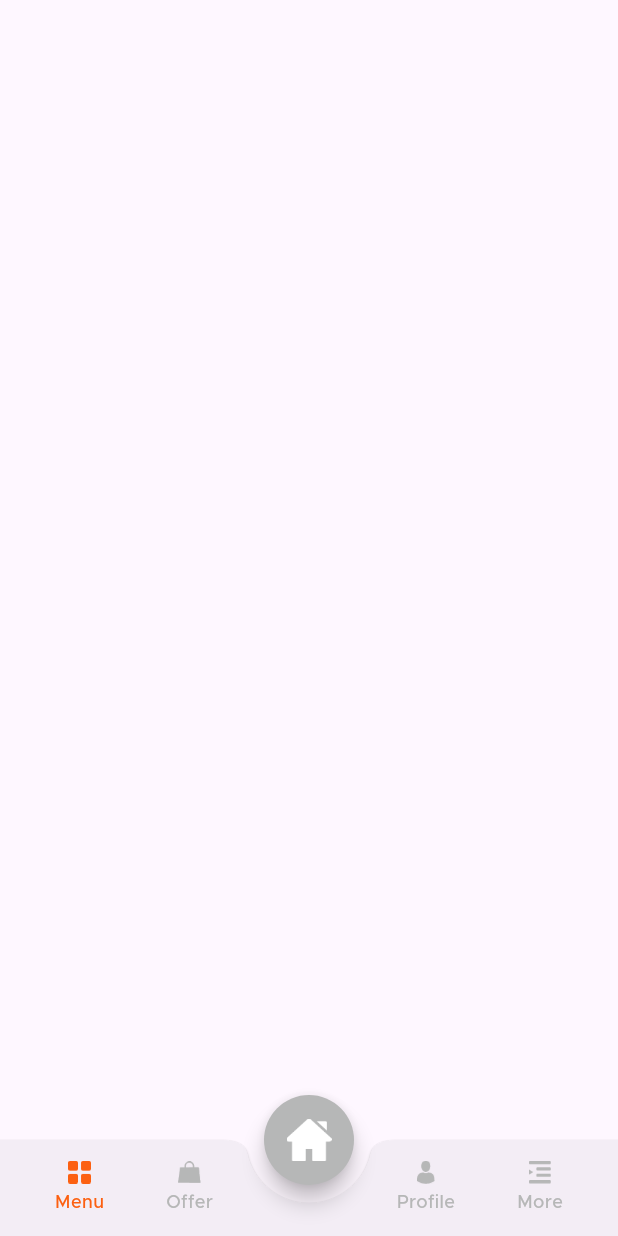
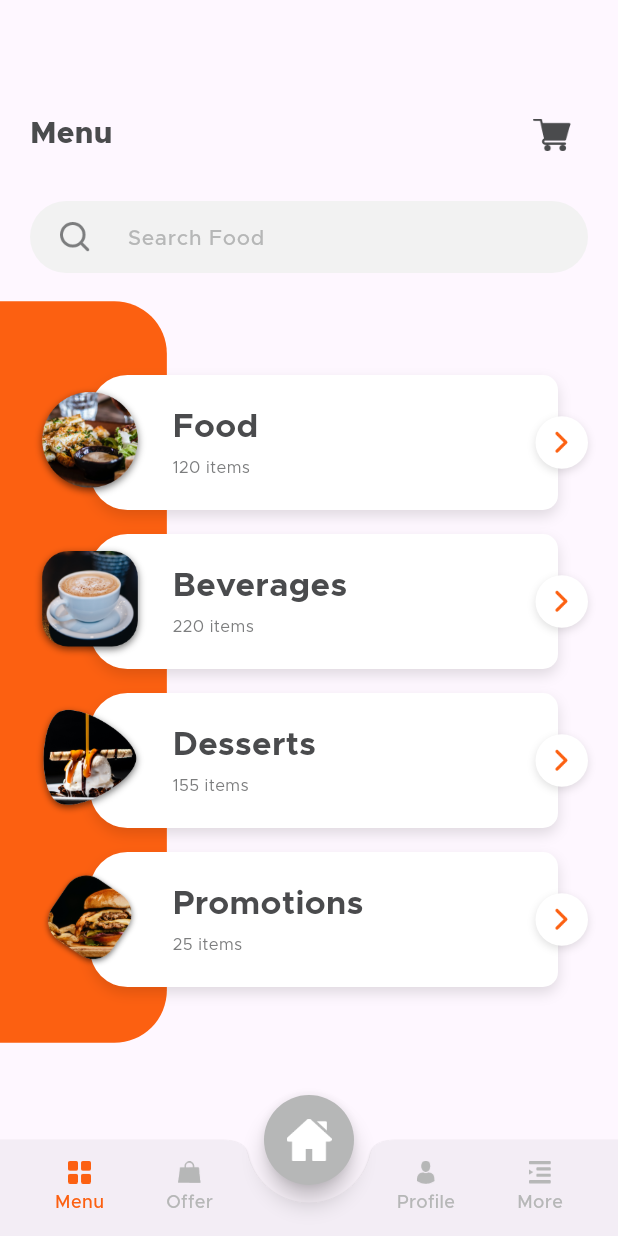
Before and after one commit to Suwas52/Food-Delivery-App-Frontend-UI-, a Flutter app: the screen it shows after launch, scrolled down 576 dp, after a tap on "Menu", on a phone screen of 412 x 824 dp. Run offline on Flutter 3.47's test engine with Material 3 defaults, Android fonts, the phone set to English and light mode, and no system bars; missing offline and left inert: otp_pin_field.

Commit message:
complete Menu Tab UI & Menu Items List

```diff
--- a/lib/main.dart
+++ b/lib/main.dart
@@ -1,6 +1,5 @@
 import 'package:flutter/material.dart';
 import 'package:frontend_ui/view/main_tabview/main_tabview.dart';
-import 'package:frontend_ui/view/on_boarding/startup_view.dart';
 
 void main() {
   runApp(const MyApp());
--- a/lib/view/main_tabview/main_tabview.dart
+++ b/lib/view/main_tabview/main_tabview.dart
@@ -2,6 +2,7 @@ import 'package:flutter/material.dart';
 import 'package:frontend_ui/common/color_extension.dart';
 import 'package:frontend_ui/common_widget/tab_button.dart';
 import 'package:frontend_ui/view/home/home_view.dart';
+import 'package:frontend_ui/view/menu/menu_view.dart';
 
 class MainTabView extends StatefulWidget {
   const MainTabView({super.key});
@@ -62,14 +63,13 @@ class _MainTabViewState extends State<MainTabView> {
                     onTap: () {
                       if (selectTab != 0) {
                         selectTab = 0;
-                        selectPageView = Container();
+                        selectPageView = const MenuView();
                       }
                       if (mounted) {
                         setState(() {});
                       }
                     },
                     isSelected: selectTab == 0),
-
                 TabButton(
                     title: "Offer",
                     icon: "assets/img/tab_offer.png",
@@ -83,9 +83,10 @@ class _MainTabViewState extends State<MainTabView> {
                       }
                     },
                     isSelected: selectTab == 1),
-
-                const SizedBox(width: 40, height: 40,),
-
+                const SizedBox(
+                  width: 40,
+                  height: 40,
+                ),
                 TabButton(
                     title: "Profile",
                     icon: "assets/img/tab_profile.png",
@@ -99,7 +100,6 @@ class _MainTabViewState extends State<MainTabView> {
                       }
                     },
                     isSelected: selectTab == 3),
-
                 TabButton(
                     title: "More",
                     icon: "assets/img/tab_more.png",
@@ -113,7 +113,6 @@ class _MainTabViewState extends State<MainTabView> {
                       }
                     },
                     isSelected: selectTab == 4),
-
               ],
             ),
           ),
--- /dev/null
+++ b/lib/view/menu/menu_view.dart
@@ -0,0 +1,222 @@
+import 'package:flutter/material.dart';
+
+import '../../common/color_extension.dart';
+import '../../common_widget/round_textfield.dart';
+import 'menu_items_view.dart';
+
+class MenuView extends StatefulWidget {
+  const MenuView({super.key});
+
+  @override
+  State<MenuView> createState() => _MenuViewState();
+}
+
+class _MenuViewState extends State<MenuView> {
+  List menuArr = [
+    {
+      "name": "Food",
+      "image": "assets/img/menu_1.png",
+      "items_count": "120",
+    },
+    {
+      "name": "Beverages",
+      "image": "assets/img/menu_2.png",
+      "items_count": "220",
+    },
+    {
+      "name": "Desserts",
+      "image": "assets/img/menu_3.png",
+      "items_count": "155",
+    },
+    {
+      "name": "Promotions",
+      "image": "assets/img/menu_4.png",
+      "items_count": "25",
+    },
+  ];
+  TextEditingController txtSearch = TextEditingController();
+
+  @override
+  Widget build(BuildContext context) {
+    var media = MediaQuery.of(context).size;
+    return Scaffold(
+      body: Stack(
+        alignment: Alignment.centerLeft,
+        children: [
+          Container(
+            margin: const EdgeInsets.only(top: 180),
+            width: media.width * 0.27,
+            height: media.height * 0.6,
+            decoration: BoxDecoration(
+              color: TColor.primary,
+              borderRadius: const BorderRadius.only(
+                  topRight: Radius.circular(35),
+                  bottomRight: Radius.circular(35)),
+            ),
+          ),
+          SingleChildScrollView(
+            child: Padding(
+              padding: const EdgeInsets.symmetric(vertical: 20),
+              child: Column(
+                children: [
+                  const SizedBox(
+                    height: 46,
+                  ),
+                  Padding(
+                    padding: const EdgeInsets.symmetric(horizontal: 20),
+                    child: Row(
+                      mainAxisAlignment: MainAxisAlignment.spaceBetween,
+                      children: [
+                        Text(
+                          "Menu",
+                          style: TextStyle(
+                              color: TColor.primaryText,
+                              fontSize: 20,
+                              fontWeight: FontWeight.w800),
+                        ),
+                        IconButton(
+                          onPressed: () {},
+                          icon: Image.asset(
+                            "assets/img/shopping_cart.png",
+                            width: 25,
+                            height: 25,
+                          ),
+                        ),
+                      ],
+                    ),
+                  ),
+                  const SizedBox(
+                    height: 20,
+                  ),
+                  Padding(
+                    padding: const EdgeInsets.symmetric(horizontal: 20),
+                    child: RoundTextfield(
+                      hintText: "Search Food",
+                      controller: txtSearch,
+                      left: Container(
+                        alignment: Alignment.center,
+                        width: 30,
+                        child: Image.asset(
+                          "assets/img/search.png",
+                          width: 20,
+                          height: 20,
+                        ),
+                      ),
+                    ),
+                  ),
+                  const SizedBox(
+                    height: 30,
+                  ),
+                  ListView.builder(
+                      padding: const EdgeInsets.symmetric(
+                          vertical: 30, horizontal: 20),
+                      physics: const NeverScrollableScrollPhysics(),
+                      shrinkWrap: true,
+                      itemCount: menuArr.length,
+                      itemBuilder: ((context, index) {
+                        var mObj = menuArr[index] as Map? ?? {};
+                        return GestureDetector(
+                          onTap: () {
+                            Navigator.push(
+                              context,
+                              MaterialPageRoute(
+                                builder: (context) => MenuItemsView(
+                                  mObj: mObj,
+                                ),
+                              ),
+                            );
+                          },
+                          child: Stack(
+                            alignment: Alignment.centerRight,
+                            children: [
+                              Container(
+                                margin: const EdgeInsets.only(
+                                    top: 8, bottom: 8, right: 20),
+                                width: media.width - 100,
+                                height: 90,
+                                decoration: const BoxDecoration(
+                                    color: Colors.white,
+                                    borderRadius: BorderRadius.only(
+                                        topLeft: Radius.circular(25),
+                                        bottomLeft: Radius.circular(25),
+                                        topRight: Radius.circular(10),
+                                        bottomRight: Radius.circular(10)),
+                                    boxShadow: [
+                                      BoxShadow(
+                                          color: Colors.black12,
+                                          blurRadius: 7,
+                                          offset: Offset(0, 4))
+                                    ]),
+                              ),
+                              Row(
+                                mainAxisAlignment: MainAxisAlignment.start,
+                                crossAxisAlignment: CrossAxisAlignment.center,
+                                children: [
+                                  Image.asset(
+                                    mObj["image"].toString(),
+                                    width: 80,
+                                    height: 80,
+                                    fit: BoxFit.contain,
+                                  ),
+                                  const SizedBox(
+                                    width: 15,
+                                  ),
+                                  Expanded(
+                                    child: Column(
+                                      crossAxisAlignment:
+                                          CrossAxisAlignment.start,
+                                      children: [
+                                        Text(
+                                          mObj["name"].toString(),
+                                          style: TextStyle(
+                                              color: TColor.primaryText,
+                                              fontSize: 22,
+                                              fontWeight: FontWeight.w700),
+                                        ),
+                                        const SizedBox(
+                                          height: 4,
+                                        ),
+                                        Text(
+                                          "${mObj["items_count"].toString()} items",
+                                          style: TextStyle(
+                                              color: TColor.secondaryText,
+                                              fontSize: 11),
+                                        ),
+                                      ],
+                                    ),
+                                  ),
+                                  Container(
+                                    width: 35,
+                                    height: 35,
+                                    decoration: BoxDecoration(
+                                        color: Colors.white,
+                                        borderRadius:
+                                            BorderRadius.circular(17.5),
+                                        boxShadow: const [
+                                          BoxShadow(
+                                              color: Colors.black12,
+                                              blurRadius: 4,
+                                              offset: Offset(0, 2))
+                                        ]),
+                                    alignment: Alignment.center,
+                                    child: Image.asset(
+                                      "assets/img/btn_next.png",
+                                      width: 15,
+                                      height: 15,
+                                    ),
+                                  ),
+                                ],
+                              ),
+                            ],
+                          ),
+                        );
+                      }))
+                ],
+              ),
+            ),
+          ),
+        ],
+      ),
+    );
+  }
+}
```
Also changed, not shown: lib/common_widget/menu_item_row.dart (added, +106 -0 lines), lib/view/login/otp_view.dart (+11 -11 lines), lib/view/menu/menu_items_view.dart (added, +166 -0 lines).
